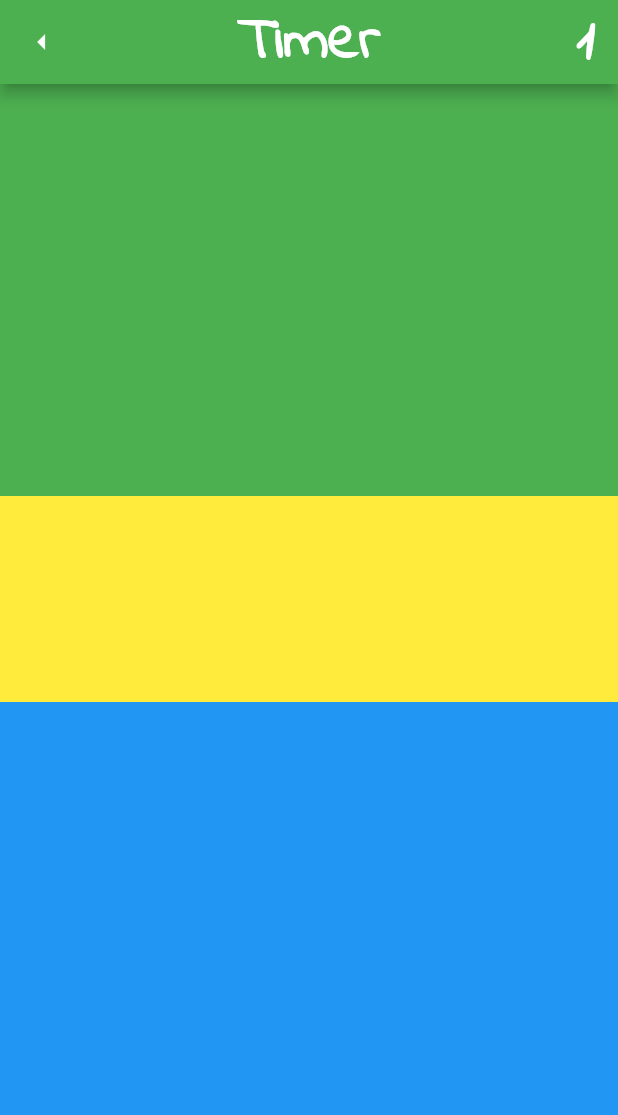
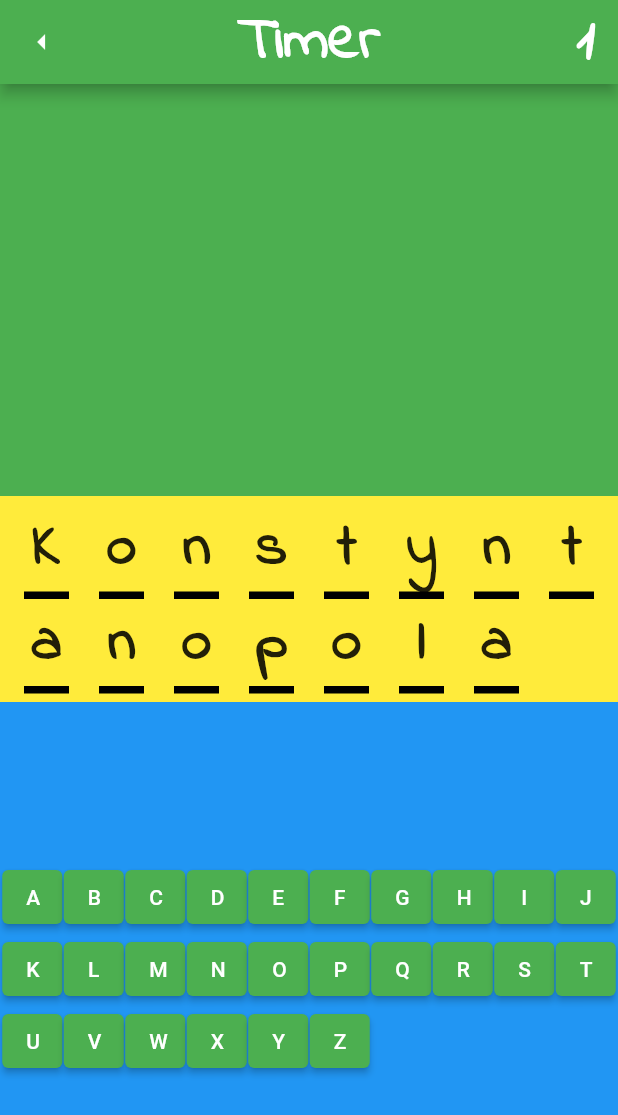
Before and after one commit to MarasDriver/hungman2, a Flutter app: the screen it shows after launch, after a tap on "New Game", on a phone screen of 412 x 824 dp. Shown: the top 1115 px of the screen. Run offline on Flutter 3.47's test engine with Material 2 defaults, Android fonts, the phone set to English and light mode, and no system bars.

Commit message:
słowo,klawiatura

```diff
--- a/lib/home/screens/home.dart
+++ b/lib/home/screens/home.dart
@@ -1,5 +1,4 @@
 import 'package:flutter/material.dart';
-import 'package:hangman2/newgame/data/providers/new_game_provider.dart';
 import 'package:hangman2/newgame/screens/new_game_screen.dart';
 import 'package:hangman2/widgets/text_widget.dart';
 import 'package:provider/provider.dart';
@@ -9,11 +8,7 @@ class Home extends StatelessWidget {
 
   @override
   Widget build(BuildContext context) {
-    return MultiProvider(
-      providers: [
-        ChangeNotifierProvider(create: (context) => NewGameProvider()),
-      ],
-      child: Scaffold(
+    return Scaffold(
       appBar: AppBar(
         centerTitle: true,
         title: const MyTextWidget(
@@ -45,7 +40,6 @@ class Home extends StatelessWidget {
           ],
         ),
       ),
-      ),
     );
   }
 }
--- a/lib/main.dart
+++ b/lib/main.dart
@@ -1,5 +1,8 @@
 import 'package:flutter/material.dart';
 import 'package:hangman2/home/screens/home.dart';
+import 'package:provider/provider.dart';
+
+import 'newgame/data/provider/new_game_provider.dart';
 
 void main() {
   runApp(const MyApp());
@@ -10,13 +13,18 @@ class MyApp extends StatelessWidget {
 
   @override
   Widget build(BuildContext context) {
-    return MaterialApp(
-      debugShowCheckedModeBanner: false,
-      title: 'Flutter Demo',
-      theme: ThemeData(
-        primarySwatch: Colors.green,
+    return MultiProvider(
+      providers: [
+        ChangeNotifierProvider(create: (context) => NewGameProvider()),
+      ],
+      child: MaterialApp(
+        debugShowCheckedModeBanner: false,
+        title: 'Flutter Demo',
+        theme: ThemeData(
+          primarySwatch: Colors.green,
+        ),
+        home: Home(),
       ),
-      home: Home(),
     );
   }
 }
--- a/lib/newgame/screens/new_game_body.dart
+++ b/lib/newgame/screens/new_game_body.dart
@@ -1,10 +1,17 @@
 import 'package:flutter/material.dart';
+import 'package:hangman2/newgame/data/provider/new_game_provider.dart';
+import 'package:hangman2/widgets/text_widget.dart';
+import 'package:provider/provider.dart';
 
 class NewGameBody extends StatelessWidget {
   const NewGameBody({Key? key}) : super(key: key);
 
   @override
   Widget build(BuildContext context) {
+    List _alphabet = Provider.of<NewGameProvider>(context).alphabet;
+    String _example = "Konstyntanopola";
+    List _textList = _example.split("");
+    print(_textList);
     return Column(
       children: [
         Container(
@@ -16,12 +23,44 @@ class NewGameBody extends StatelessWidget {
             width: double.infinity,
             height: MediaQuery.of(context).size.height * 1 / 6,
             color: Colors.yellow,
-        ),
+            child: Center(
+                child: Wrap(
+              spacing: 20,
+              children: _textList
+                  .map((e) => Column(
+                        mainAxisAlignment: MainAxisAlignment.center,
+                        crossAxisAlignment: CrossAxisAlignment.center,
+                        children: [
+                          MyTextWidget(size: 15, text: e),
+                          Container(
+                            width: 30,
+                            height: 5,
+                            color: Colors.black,
+                          )
+                        ],
+                      ))
+                  .toList(),
+            ))),
         Expanded(
           child: Container(
               width: double.infinity,
               color: Colors.blue,
+              child: Center(
+                child: Wrap(
+                  spacing: 1,
+                  runSpacing: 0,
+                  children: _alphabet
+                      .map((e) => Container(
+                            width: 40.0,
+                            child: ElevatedButton(
+                                onPressed: () {
+                                  print(e);
+                                },
+                                child: Text(e)),
+                          ))
+                      .toList(),
                 ),
+              )),
         )
       ],
     );
```
Also changed, not shown: lib/newgame/data/provider/new_game_provider.dart (renamed from lib/newgame/data/providers/new_game_provider.dart). Lines whose indentation alone changed are shown as unchanged.
